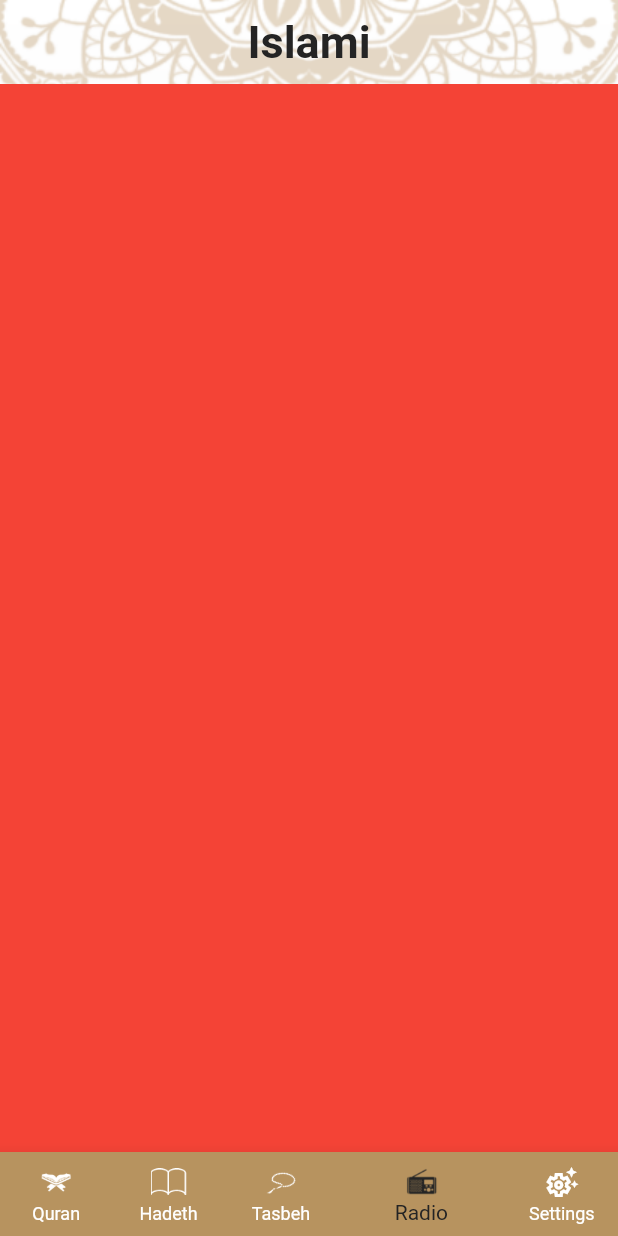
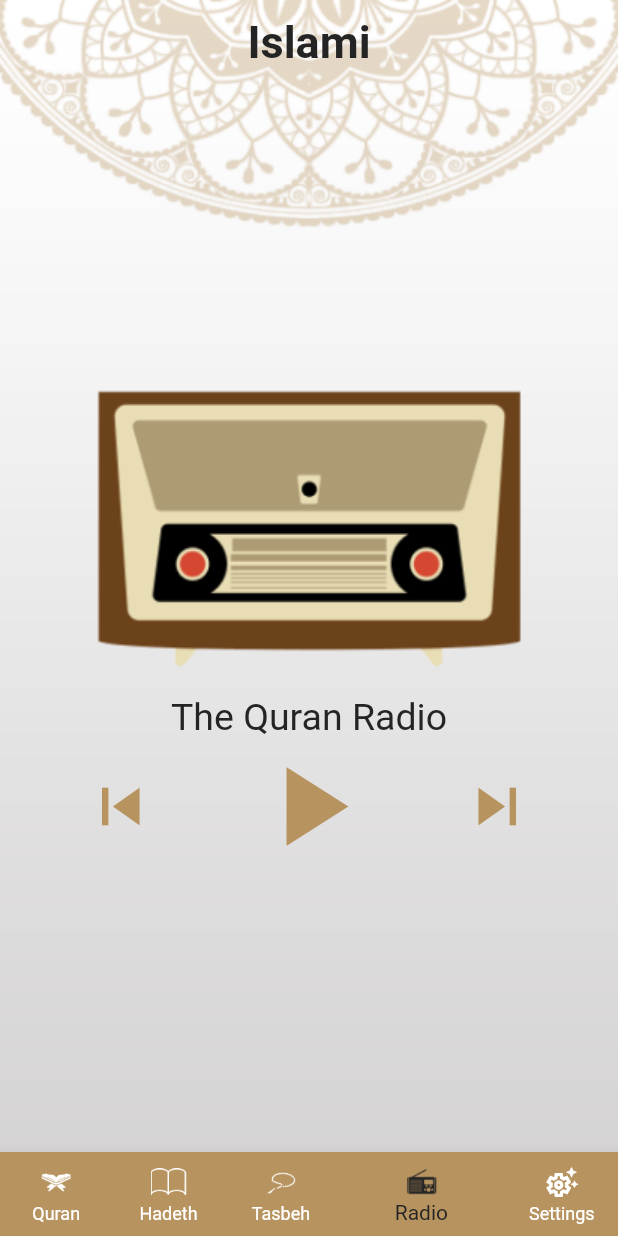
Before and after one commit to Mina-George137/islami_flutter, a Flutter app: the screen it shows after launch, item 4 of the bottom bar chosen, on a phone screen of 412 x 824 dp. Run offline on Flutter 3.47's test engine with Material 2 defaults, Android fonts, the phone set to English and light mode, and no system bars; generated files the repository leaves out were written again.

Commit message:
Finished radio tab design

```diff
--- a/lib/home/radio/radio_tab.dart
+++ b/lib/home/radio/radio_tab.dart
@@ -4,7 +4,32 @@ class RadioTab extends StatelessWidget {
   @override
   Widget build(BuildContext context) {
     return Container(
-      color: Colors.red,
+      child: Center(
+        child: Column(
+          mainAxisAlignment: MainAxisAlignment.center,
+          children: [
+            Image.asset('assets/images/radio_large.png'),
+            Text(
+              'The Quran Radio',
+              style: Theme.of(context).textTheme.headline2,
+            ),
+            Row(
+              mainAxisAlignment: MainAxisAlignment.spaceEvenly,
+              children: [
+                Icon(
+                  Icons.skip_previous,
+                  size: 50,
+                  color: Theme.of(context).primaryColor,
+                ),
+                Icon(Icons.play_arrow,
+                    size: 90, color: Theme.of(context).primaryColor),
+                Icon(Icons.skip_next,
+                    size: 50, color: Theme.of(context).primaryColor),
+              ],
+            )
+          ],
+        ),
+      ),
     );
   }
 }
```
Also changed, not shown: assets/images/2.0x/radio_large@2x.png (renamed from assets/images/radio_large@2x.png), assets/images/3.0x/radio_large@3x.png (renamed from assets/images/radio_large@3x.png).
